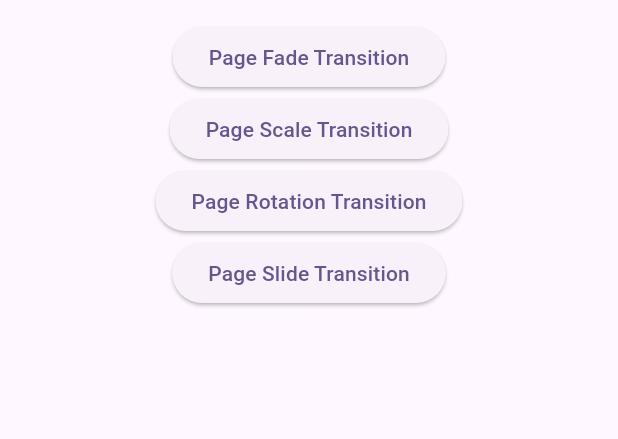
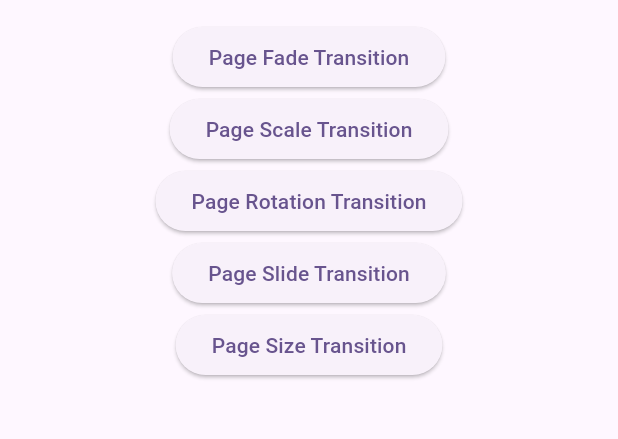
Before and after one commit to NyeinChanAung203/Flutter_Animations, a Flutter app: the PageTransitionAnimations screen opened directly, on a phone screen of 412 x 824 dp, the part 63-502 px from its top. Run offline on Flutter 3.47's test engine with Material 3 defaults, Android fonts, the phone set to English and light mode, and no system bars.

Commit message:
page size transition

```diff
--- a/lib/page_transitions/example_page.dart
+++ b/lib/page_transitions/example_page.dart
@@ -6,6 +6,7 @@ class ExamplePage extends StatelessWidget {
   @override
   Widget build(BuildContext context) {
     return Scaffold(
+      backgroundColor: Colors.green,
       appBar: AppBar(
         title: const Text('Example Page'),
       ),
--- /dev/null
+++ b/lib/page_transitions/page_size_transition_demo.dart
@@ -0,0 +1,19 @@
+import 'package:flutter/material.dart';
+
+class PageSizeTransition extends PageRouteBuilder {
+  final dynamic page;
+
+  PageSizeTransition({required this.page})
+      : super(transitionsBuilder: (context, animation, secondAnimation, child) {
+          return Align(
+            // align is important cuz size is start 0 to 1,
+            alignment: Alignment.center,
+            child: SizeTransition(
+              sizeFactor: animation,
+              child: child,
+            ),
+          );
+        }, pageBuilder: (context, animation, secondary) {
+          return page;
+        });
+}
--- a/lib/page_transitions/page_transition.dart
+++ b/lib/page_transitions/page_transition.dart
@@ -3,6 +3,7 @@ import 'package:flutter_animations/page_transitions/example_page.dart';
 import 'package:flutter_animations/page_transitions/page_fade_transition_demo.dart';
 import 'package:flutter_animations/page_transitions/page_rotation_transition_demo.dart';
 import 'package:flutter_animations/page_transitions/page_scale_transition_demo.dart';
+import 'package:flutter_animations/page_transitions/page_size_transition_demo.dart';
 import 'package:flutter_animations/page_transitions/page_slide_transition_demo.dart';
 
 class PageTransitionAnimations extends StatelessWidget {
@@ -42,6 +43,12 @@ class PageTransitionAnimations extends StatelessWidget {
                         .push(PageSlideTransition(page: const ExamplePage()));
                   },
                   child: const Text('Page Slide Transition')),
+              ElevatedButton(
+                  onPressed: () {
+                    Navigator.of(context)
+                        .push(PageSizeTransition(page: const ExamplePage()));
+                  },
+                  child: const Text('Page Size Transition')),
             ],
           ),
         ),
```
